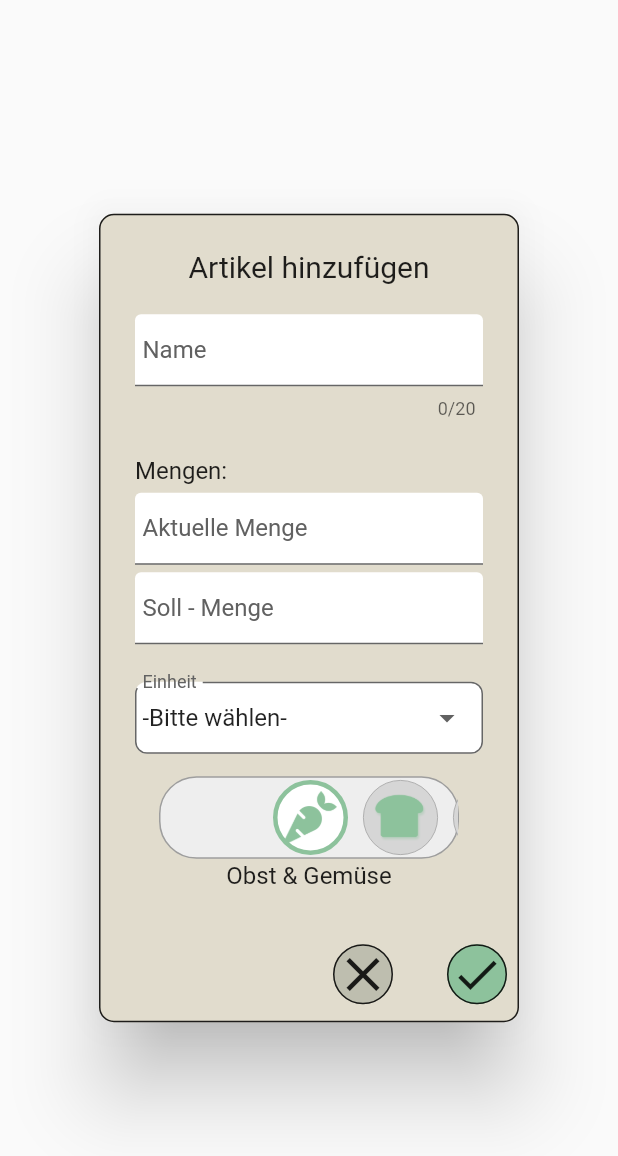
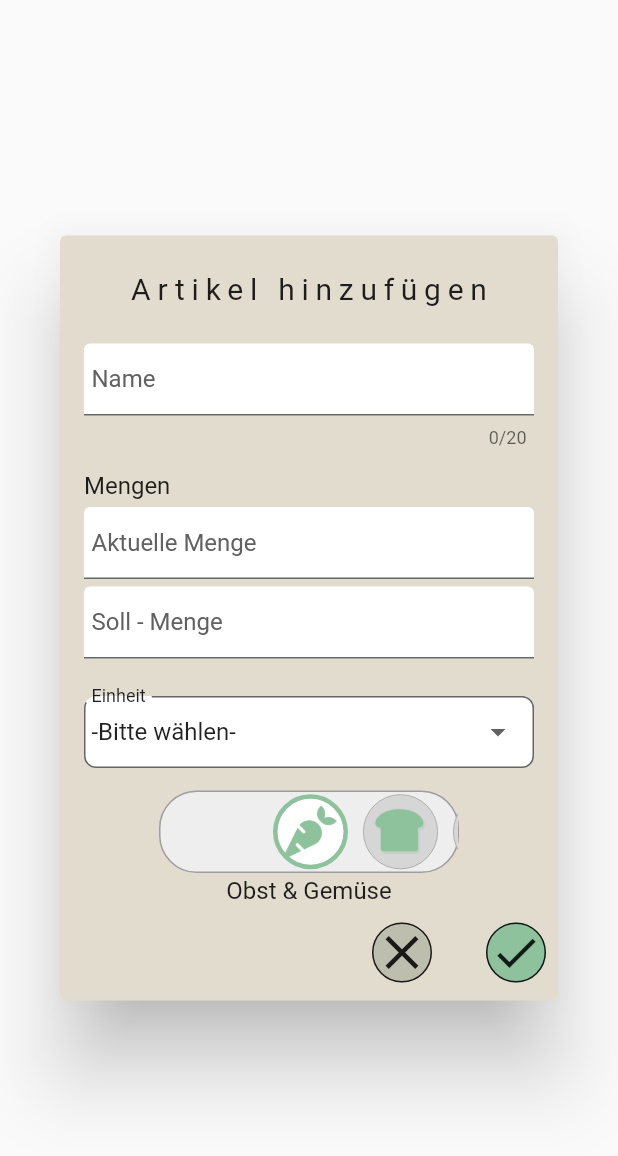
Before and after one commit to tenbuschs/tenki, a Flutter app: the PopupAddItem widget shown alone on an empty page, opened directly, on a phone screen of 412 x 824 dp. Shown: the top 1156 px of the screen. Run offline on Flutter 3.47's test engine with Material 2 defaults, Android fonts, the phone set to English and light mode, and no system bars; our stand-ins replace camera, cloud_firestore, firebase_auth, firebase_core; missing offline and left inert: flutter_barcode_scanner; accounts and stored records are empty.

Commit message:
leichte design changes artikel hinzu

```diff
--- a/lib/storage_tab.dart
+++ b/lib/storage_tab.dart
@@ -1134,19 +1134,29 @@ class PopupAddItemState extends State<PopupAddItem> {
 
   @override
   Widget build(BuildContext context) {
+    return LayoutBuilder(
+      builder: (BuildContext context, BoxConstraints constraints) {
         return AlertDialog(
           title: const Center(
             child: Text(
               'Artikel hinzufügen',
               style: TextStyle(
+                letterSpacing: 4.5,
                 fontWeight: FontWeight.w400,
               ),
             ),
           ),
+
+          contentPadding: EdgeInsets.zero,
+          backgroundColor: TenkiColor3(),
           content: SingleChildScrollView(
+            child: Container(
+              width: constraints.maxWidth, // Set the width to the available maxWidth
+              padding: const EdgeInsets.symmetric(horizontal: 16.0),
               child: Column(
                 mainAxisSize: MainAxisSize.min,
                 children: <Widget>[
+                  const SizedBox(height : 25),
                   TextField(
                     controller: nameController,
                     maxLength: 20,
@@ -1163,10 +1173,10 @@ class PopupAddItemState extends State<PopupAddItem> {
                       const EdgeInsets.symmetric(vertical: 5, horizontal: 5),
                     ),
                   ),
-            const SizedBox(height: 25),
+                  const SizedBox(height: 15),
                   Row(
                     children: const [
-                Text('Mengen: '),
+                      Text('Mengen'),
                     ],
                   ),
                   const SizedBox(height: 5),
@@ -1221,7 +1231,7 @@ class PopupAddItemState extends State<PopupAddItem> {
                     },
                     decoration: InputDecoration(
                       labelText: 'Einheit',
-                labelStyle: TextStyle(color: Colors.grey[700]),
+                      labelStyle: TextStyle(color: Colors.black87),
                       border: OutlineInputBorder(
                         borderRadius: const BorderRadius.all(Radius.circular(8.0)),
                         borderSide: BorderSide(color: TenkiColor1()),
@@ -1248,9 +1258,10 @@ class PopupAddItemState extends State<PopupAddItem> {
                 ],
               ),
             ),
+          ),
           actions: <Widget>[
             IconButton(
-          // Barcode Scanner as hiidden feature
+              // Barcode Scanner as hidden feature
               icon: Icon(Icons.barcode_reader, size: 40, color: TenkiColor3()),
               onPressed: () {
                 showDialog(
@@ -1321,8 +1332,7 @@ class PopupAddItemState extends State<PopupAddItem> {
                       builder: (context) => AlertDialog(
                         title: Text('Fehler'),
                         backgroundColor: TenkiColor3(),
-                    content: Text(
-                        'Bitte gib mindestens einen Namen, eine Soll-Menge und eine Einheit an!'),
+                        content: Text('Bitte gib mindestens einen Namen, eine Soll-Menge und eine Einheit an!'),
                         actions: [
                           TextButton(
                             onPressed: () => Navigator.of(context).pop(),
@@ -1340,13 +1350,11 @@ class PopupAddItemState extends State<PopupAddItem> {
               ),
             ),
           ],
-      backgroundColor: TenkiColor3(),
-      shape: RoundedRectangleBorder(
-        borderRadius: BorderRadius.circular(10),
-        side: const BorderSide(color: Colors.black87, width: 1),
-      ),
+        );
+      },
     );
   }
+
 }
 
 // View Selection Category-Item
```
Lines whose indentation alone changed are shown as unchanged.
